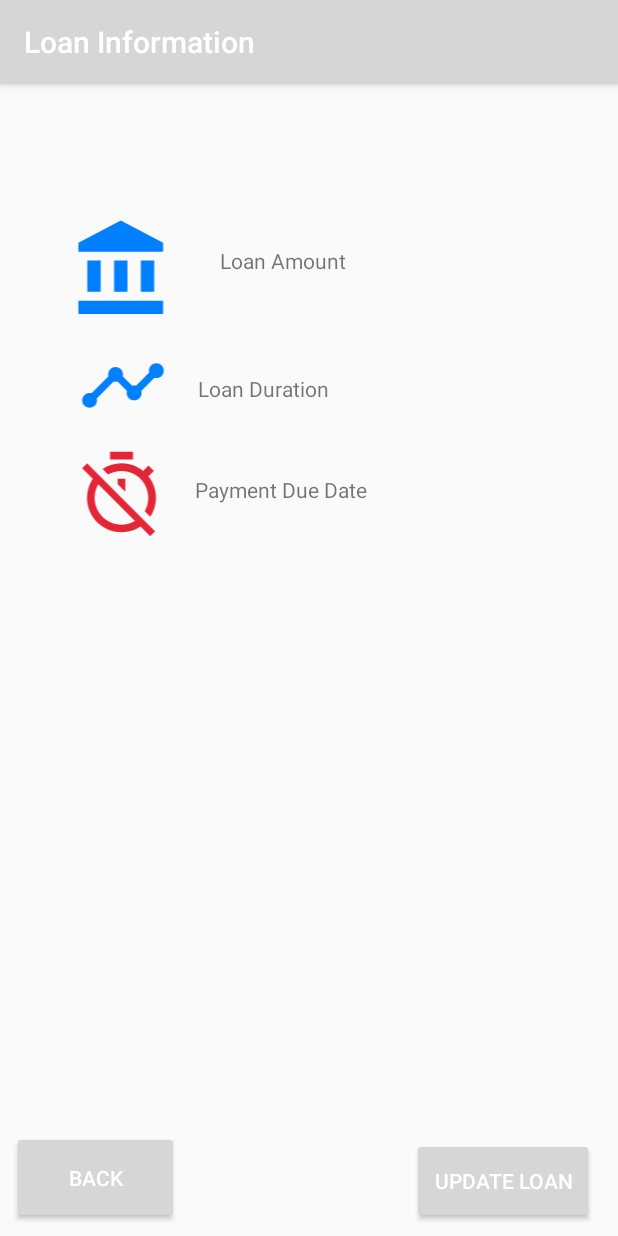
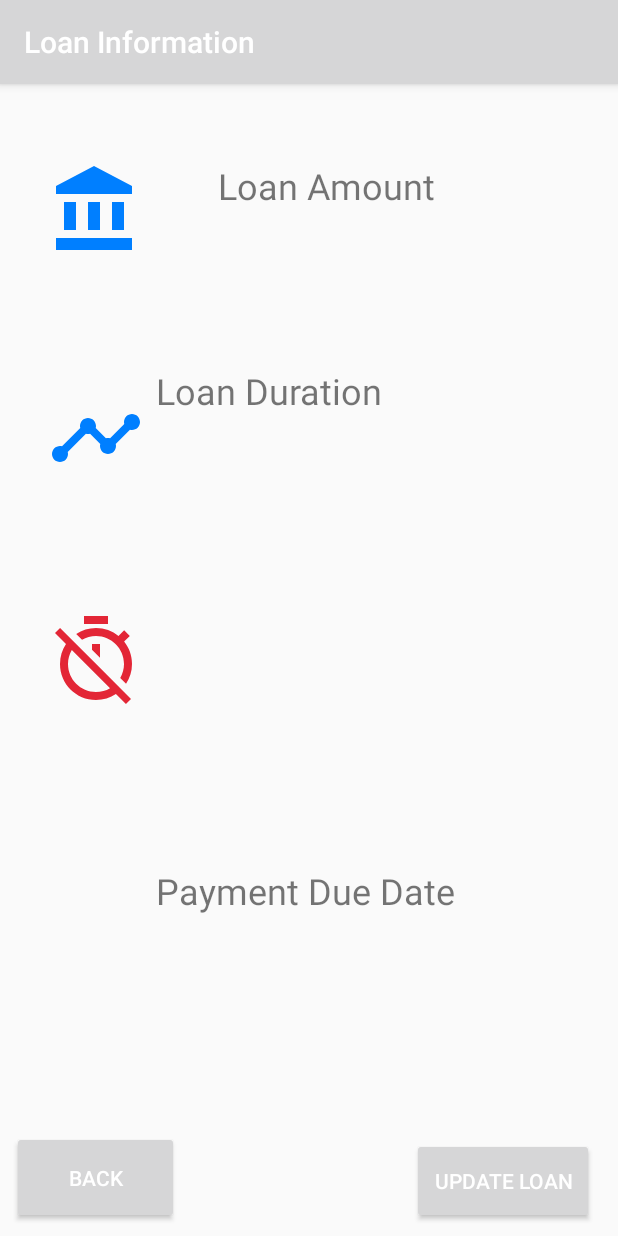
Before and after one commit to lincolntee/StudentFinancePlanner, an Android app: the LoanActivity screen opened directly, with no data from a screen before it, on a phone screen of 412 x 824 dp. Run offline under Robolectric (Android 15) with nearby library versions, the phone set to English and light mode, and no system bars.

Commit message:
loan activity

```diff
--- a/app/src/main/AndroidManifest.xml
+++ b/app/src/main/AndroidManifest.xml
@@ -25,7 +25,8 @@
             android:name=".LivingExpensesActivity"
             android:label="Living Expenses Information" />
         <activity android:name=".ProfileActivity" />
-        <activity android:name=".UpdateProfileActivity"></activity>
+        <activity android:name=".UpdateProfileActivity" />
+        <activity android:name=".UpdateLoanActivity"></activity>
     </application>
 
 </manifest>
--- a/app/src/main/java/lincolntee/studentfinance/LoanActivity.java
+++ b/app/src/main/java/lincolntee/studentfinance/LoanActivity.java
@@ -13,7 +13,7 @@ public class LoanActivity extends MainActivity {
         super.onCreate(savedInstanceState);
         setContentView(R.layout.activity_loan);
         Button buttonBack = (Button) findViewById((R.id.buttonBack_LA)); //return to main menu
-
+        Button buttonUpdateLoanInformation = (Button) findViewById(R.id.buttonUpdateLoanInformation);
 
         buttonBack.setOnClickListener(new View.OnClickListener(){
             public void onClick(View view)
@@ -23,5 +23,13 @@ public class LoanActivity extends MainActivity {
             startActivity(intent);
             }
         });
+        buttonUpdateLoanInformation.setOnClickListener(new View.OnClickListener(){
+            public void onClick(View view)
+            {
+                // Return to main activity
+                Intent intent = new Intent(LoanActivity.this, UpdateLoanActivity.class);
+                startActivity(intent);
+            }
+        });
     }
 }
--- a/app/src/main/res/layout/activity_loan.xml
+++ b/app/src/main/res/layout/activity_loan.xml
@@ -8,33 +8,40 @@
 
     <ImageView
         android:id="@+id/imageViewLoanType"
-        android:layout_width="84dp"
-        android:layout_height="71dp"
-        android:layout_marginStart="40dp"
-        android:layout_marginTop="88dp"
+        android:layout_width="64dp"
+        android:layout_height="64dp"
+        android:layout_marginStart="32dp"
+        android:layout_marginTop="52dp"
         android:contentDescription="@string/iconLoanType"
         app:layout_constraintStart_toStartOf="parent"
         app:layout_constraintTop_toTopOf="parent"
         app:srcCompat="@drawable/ic_account_balance_blue_24dp" />
 
+
     <TextView
         android:id="@+id/textViewLoanAmount"
         android:layout_width="243dp"
         android:layout_height="33dp"
+        android:layout_marginBottom="8dp"
         android:layout_marginEnd="8dp"
         android:layout_marginStart="8dp"
-        android:layout_marginTop="108dp"
+        android:layout_marginTop="8dp"
+        android:labelFor="@+id/editTextLoanAmount"
         android:text="@string/textViewLoanAmount"
+        android:textSize="24sp"
+        app:layout_constraintBottom_toBottomOf="parent"
         app:layout_constraintEnd_toEndOf="parent"
+        app:layout_constraintHorizontal_bias="0.724"
         app:layout_constraintStart_toEndOf="@+id/imageViewLoanType"
-        app:layout_constraintTop_toTopOf="parent" />
+        app:layout_constraintTop_toTopOf="parent"
+        app:layout_constraintVertical_bias="0.06" />
 
     <ImageView
         android:id="@+id/imageViewDuration"
-        android:layout_width="84dp"
-        android:layout_height="59dp"
-        android:layout_marginStart="40dp"
-        android:layout_marginTop="12dp"
+        android:layout_width="64dp"
+        android:layout_height="64dp"
+        android:layout_marginStart="32dp"
+        android:layout_marginTop="88dp"
         android:contentDescription="@string/iconLoanDuration"
         app:layout_constraintStart_toStartOf="parent"
         app:layout_constraintTop_toBottomOf="@+id/imageViewLoanType"
@@ -46,18 +53,20 @@
         android:layout_height="wrap_content"
         android:layout_marginEnd="8dp"
         android:layout_marginStart="8dp"
-        android:layout_marginTop="52dp"
+        android:layout_marginTop="188dp"
         android:text="@string/textViewLoanDuration"
+        android:textSize="24sp"
         app:layout_constraintEnd_toEndOf="parent"
+        app:layout_constraintHorizontal_bias="0.0"
         app:layout_constraintStart_toEndOf="@+id/imageViewDuration"
-        app:layout_constraintTop_toBottomOf="@+id/textViewLoanAmount" />
+        app:layout_constraintTop_toTopOf="parent" />
 
     <ImageView
         android:id="@+id/imageViewPaymentDueDate"
-        android:layout_width="82dp"
-        android:layout_height="61dp"
-        android:layout_marginStart="40dp"
-        android:layout_marginTop="12dp"
+        android:layout_width="64dp"
+        android:layout_height="64dp"
+        android:layout_marginStart="32dp"
+        android:layout_marginTop="84dp"
         android:contentDescription="@string/iconPaymentDueDate"
         app:layout_constraintStart_toStartOf="parent"
         app:layout_constraintTop_toBottomOf="@+id/imageViewDuration"
@@ -67,14 +76,17 @@
         android:id="@+id/textViewPaymentDueDate"
         android:layout_width="0dp"
         android:layout_height="wrap_content"
+        android:layout_marginBottom="8dp"
         android:layout_marginEnd="8dp"
         android:layout_marginStart="8dp"
-        android:layout_marginTop="48dp"
+        android:layout_marginTop="8dp"
         android:text="@string/textViewPaymentDueDate"
+        android:textSize="24sp"
+        app:layout_constraintBottom_toBottomOf="parent"
         app:layout_constraintEnd_toEndOf="parent"
-        app:layout_constraintHorizontal_bias="0.0"
         app:layout_constraintStart_toEndOf="@+id/imageViewPaymentDueDate"
-        app:layout_constraintTop_toBottomOf="@+id/textViewLoanDuration" />
+        app:layout_constraintTop_toTopOf="parent"
+        app:layout_constraintVertical_bias="0.714" />
 
     <Button
         android:id="@+id/buttonBack_LA"
--- a/app/src/main/res/layout/activity_profile.xml
+++ b/app/src/main/res/layout/activity_profile.xml
@@ -48,7 +48,9 @@
             android:layout_height="wrap_content"
             android:layout_alignParentBottom="true"
             android:layout_alignParentEnd="true"
+            android:backgroundTint="?attr/colorPrimary"
             android:text="@string/buttonUpdateProfile"
+            android:textColor="@android:color/background_light"
             tools:layout_editor_absoluteX="213dp"
             tools:layout_editor_absoluteY="428dp" />
 
```
Also changed, not shown: app/src/main/res/layout/activity_main.xml (+10 -0 lines), app/src/main/res/values/strings.xml (+8 -1 lines).
